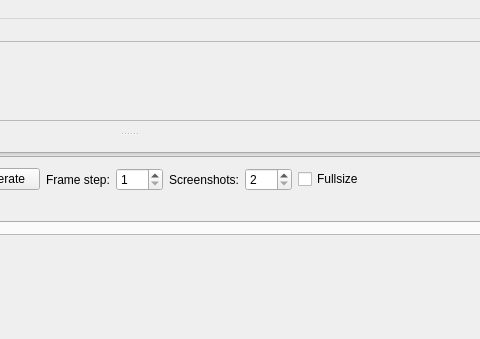
First picture: the form in mainwindow.ui, repository labyrinthofdreams/screenpicker, before the edit; both pictures show x 320 to 800 and y 0 to 339 of the 898 by 521 pixel window.
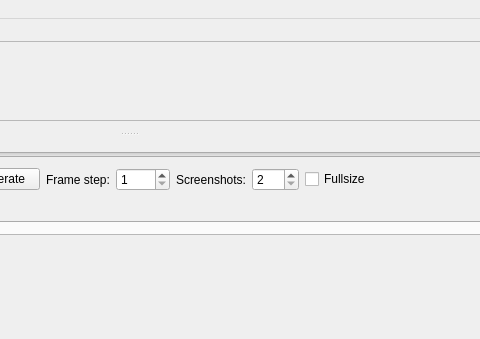
Second picture: the form after the edit.

Commit message: Changed frame step max to 1000

The edit to the form file:
```diff
--- a/mainwindow.ui
+++ b/mainwindow.ui
@@ -160,7 +160,7 @@
              <number>1</number>
             </property>
             <property name="maximum">
-             <number>100</number>
+             <number>1000</number>
             </property>
            </widget>
           </item>
```
